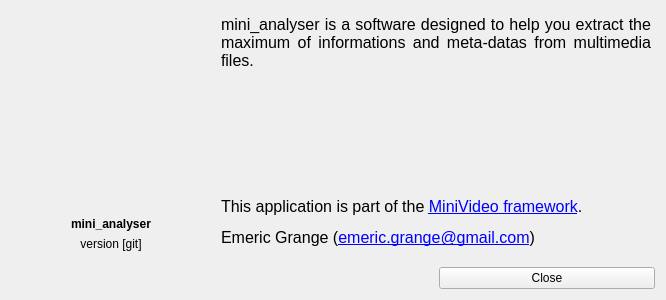
Old version of the form mini_analyser/ui/about.ui in the repository emericg/MiniVideo.
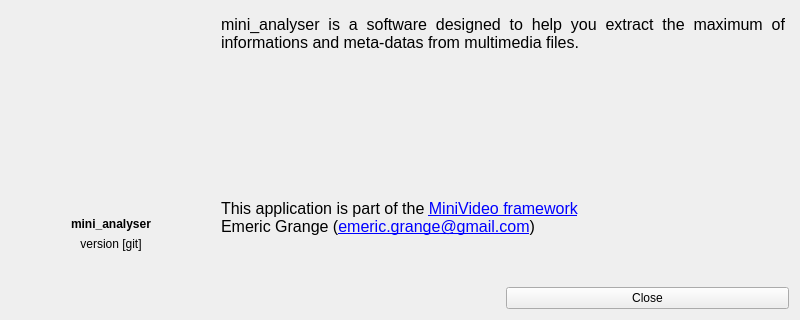
New version of the form. Icons and pictures are not drawn.

Commit message: Update mini_analyser about window

Diff of the .ui file:
```diff
--- a/mini_analyser/ui/about.ui
+++ b/mini_analyser/ui/about.ui
@@ -6,8 +6,8 @@
    <rect>
     <x>0</x>
     <y>0</y>
-    <width>666</width>
-    <height>300</height>
+    <width>800</width>
+    <height>320</height>
    </rect>
   </property>
   <property name="maximumSize">
@@ -29,7 +29,7 @@
      <property name="maximumSize">
       <size>
        <width>200</width>
-       <height>300</height>
+       <height>16777215</height>
       </size>
      </property>
      <layout class="QVBoxLayout" name="verticalLayout">
@@ -173,16 +173,12 @@
        <property name="horizontalScrollBarPolicy">
         <enum>Qt::ScrollBarAlwaysOff</enum>
        </property>
-       <property name="sizeAdjustPolicy">
-        <enum>QAbstractScrollArea::AdjustToContents</enum>
-       </property>
        <property name="html">
         <string>&lt;!DOCTYPE HTML PUBLIC &quot;-//W3C//DTD HTML 4.0//EN&quot; &quot;http://www.w3.org/TR/REC-html40/strict.dtd&quot;&gt;
 &lt;html&gt;&lt;head&gt;&lt;meta name=&quot;qrichtext&quot; content=&quot;1&quot; /&gt;&lt;style type=&quot;text/css&quot;&gt;
 p, li { white-space: pre-wrap; }
 &lt;/style&gt;&lt;/head&gt;&lt;body style=&quot; font-family:'Cantarell'; font-size:12pt; font-weight:400; font-style:normal;&quot;&gt;
-&lt;p style=&quot; margin-top:12px; margin-bottom:12px; margin-left:0px; margin-right:0px; -qt-block-indent:0; text-indent:0px;&quot;&gt;This application is part of the &lt;a href=&quot;https://github.com/emericg/MiniVideo&quot;&gt;&lt;span style=&quot; text-decoration: underline; color:#0000ff;&quot;&gt;MiniVideo framework&lt;/span&gt;&lt;/a&gt;.&lt;/p&gt;
-&lt;p style=&quot; margin-top:12px; margin-bottom:12px; margin-left:0px; margin-right:0px; -qt-block-indent:0; text-indent:0px;&quot;&gt;Emeric Grange (&lt;a href=&quot;mailto:emeric.grange@gmail.com&quot;&gt;&lt;span style=&quot; text-decoration: underline; color:#0000ff;&quot;&gt;emeric.grange@gmail.com&lt;/span&gt;&lt;/a&gt;)&lt;/p&gt;&lt;/body&gt;&lt;/html&gt;</string>
+&lt;p style=&quot; margin-top:12px; margin-bottom:12px; margin-left:0px; margin-right:0px; -qt-block-indent:0; text-indent:0px;&quot;&gt;This application is part of the &lt;a href=&quot;https://github.com/emericg/MiniVideo&quot;&gt;&lt;span style=&quot; text-decoration: underline; color:#0000ff;&quot;&gt;MiniVideo framework&lt;br /&gt;&lt;/span&gt;&lt;/a&gt;Emeric Grange (&lt;a href=&quot;mailto:emeric.grange@gmail.com&quot;&gt;&lt;span style=&quot; text-decoration: underline; color:#0000ff;&quot;&gt;emeric.grange@gmail.com&lt;/span&gt;&lt;/a&gt;)&lt;/p&gt;&lt;/body&gt;&lt;/html&gt;</string>
        </property>
        <property name="openExternalLinks">
         <bool>true</bool>
```
Left out of the diff: 11 changed lines with no effect on the pictures.
